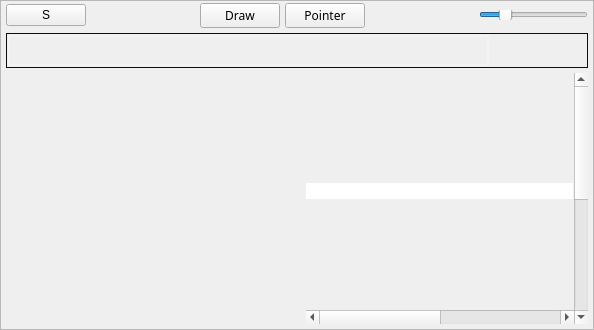
tom-23/Horizon, file src/gui/arrangewidget.ui: the form before one commit.
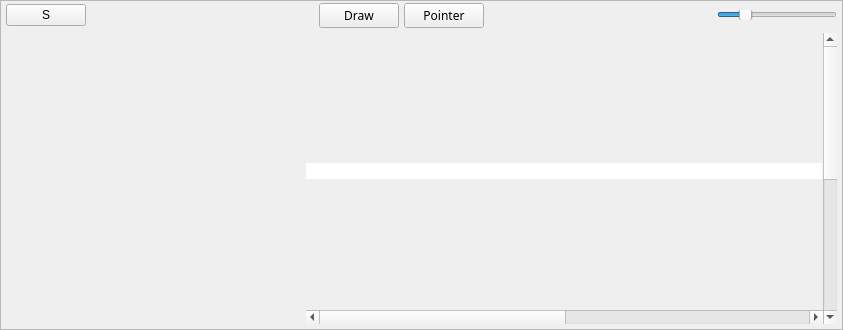
The form after the commit. Icons and pictures are not drawn.

The edit to the form file:
```diff
--- a/src/gui/arrangewidget.ui
+++ b/src/gui/arrangewidget.ui
@@ -6,10 +6,16 @@
    <rect>
     <x>0</x>
     <y>0</y>
-    <width>594</width>
+    <width>843</width>
     <height>330</height>
    </rect>
   </property>
+  <property name="sizePolicy">
+   <sizepolicy hsizetype="Expanding" vsizetype="Preferred">
+    <horstretch>0</horstretch>
+    <verstretch>0</verstretch>
+   </sizepolicy>
+  </property>
   <property name="windowTitle">
    <string>Form</string>
   </property>
@@ -170,55 +176,6 @@
         </item>
        </layout>
       </item>
-      <item>
-       <widget class="QScrollBar" name="overview">
-        <property name="enabled">
-         <bool>true</bool>
-        </property>
-        <property name="minimumSize">
-         <size>
-          <width>0</width>
-          <height>35</height>
-         </size>
-        </property>
-        <property name="styleSheet">
-         <string notr="true">QScrollBar:horizontal {
-border: 1px Solid #0f0f0f;	
-	background-image: url(&quot;image.png&quot;);
-	padding: 1px;
-}
-QScrollBar::handle:horizontal {
-border: 2px Solid rgba(255,255,255,0.25);	
-border-radius: 0px;
-
-}
-QScrollBar::add-line:horizontal {
-border: none;
-}
-QScrollBar::sub-line:horizontal {
-border: none;
-}</string>
-        </property>
-        <property name="maximum">
-         <number>100</number>
-        </property>
-        <property name="singleStep">
-         <number>1</number>
-        </property>
-        <property name="pageStep">
-         <number>500</number>
-        </property>
-        <property name="value">
-         <number>0</number>
-        </property>
-        <property name="tracking">
-         <bool>true</bool>
-        </property>
-        <property name="orientation">
-         <enum>Qt::Horizontal</enum>
-        </property>
-       </widget>
-      </item>
       <item>
        <widget class="QFrame" name="arrangeContents">
         <property name="sizePolicy">
@@ -360,7 +317,7 @@
                  <x>0</x>
                  <y>0</y>
                  <width>300</width>
-                 <height>229</height>
+                 <height>269</height>
                 </rect>
                </property>
                <property name="sizePolicy">
```
